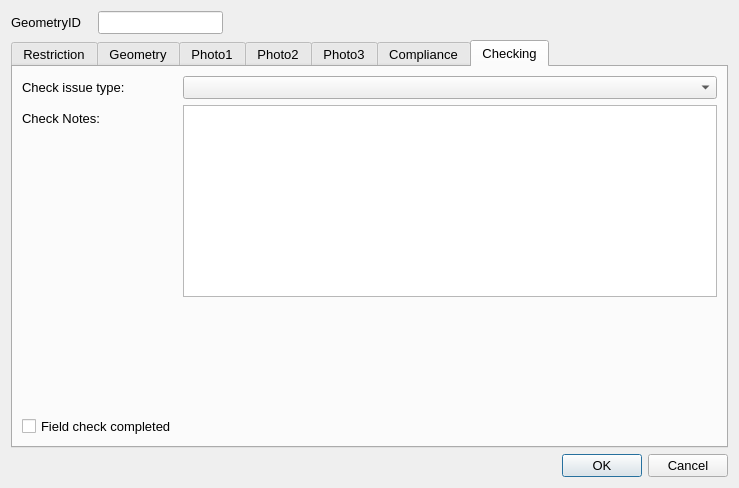
This is ui/MovingTrafficPolygons_190507.ui in tlh22/demandForm as Qt 5 draws it before an edit. The edited form follows.
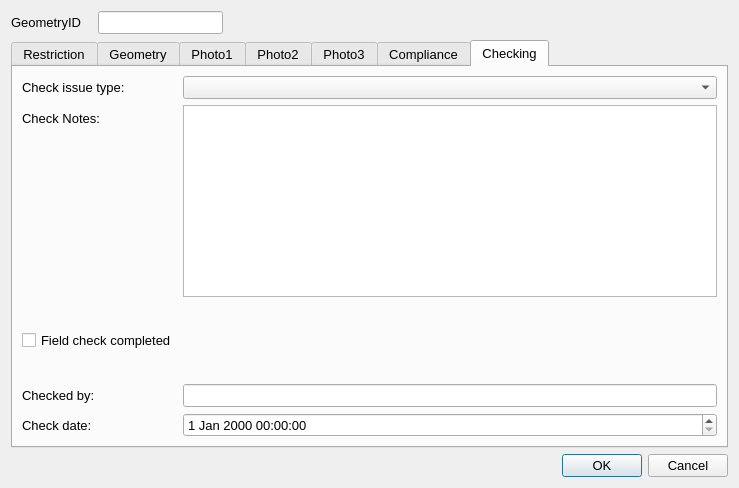
This is the edited form. The open tabs and pages were chosen to show the change. Icons and pictures are not drawn.

```diff
--- a/ui/MovingTrafficPolygons_190507.ui
+++ b/ui/MovingTrafficPolygons_190507.ui
@@ -557,6 +557,39 @@
          </property>
         </spacer>
        </item>
+       <item row="8" column="1">
+        <widget class="QDateTimeEdit" name="Last_MHTC_Check_UpdateDateTime"/>
+       </item>
+       <item row="4" column="0">
+        <spacer name="verticalSpacer_3">
+         <property name="orientation">
+          <enum>Qt::Vertical</enum>
+         </property>
+         <property name="sizeHint" stdset="0">
+          <size>
+           <width>20</width>
+           <height>10</height>
+          </size>
+         </property>
+        </spacer>
+       </item>
+       <item row="7" column="1">
+        <widget class="QLineEdit" name="Last_MHTC_Check_UpdatePerson"/>
+       </item>
+       <item row="8" column="0">
+        <widget class="QLabel" name="label_15">
+         <property name="text">
+          <string>Check date:</string>
+         </property>
+        </widget>
+       </item>
+       <item row="7" column="0">
+        <widget class="QLabel" name="label_14">
+         <property name="text">
+          <string>Checked by:</string>
+         </property>
+        </widget>
+       </item>
       </layout>
      </widget>
     </widget>
```
